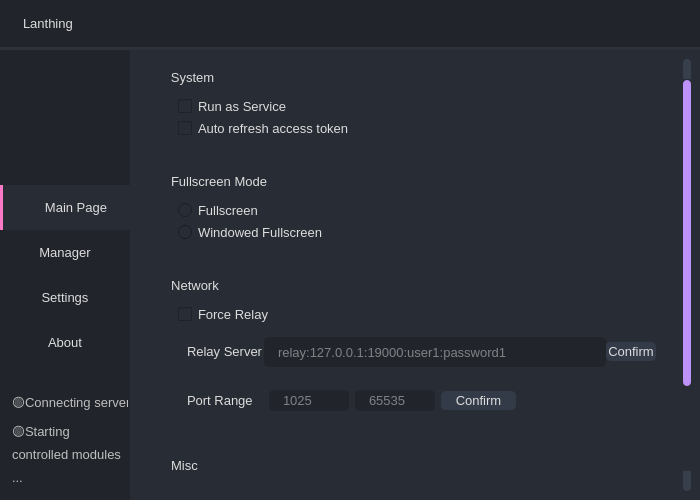
Old version of the form app/src/views/mainwindow/mainwindow.ui in the repository pjlt/lanthing-pc.
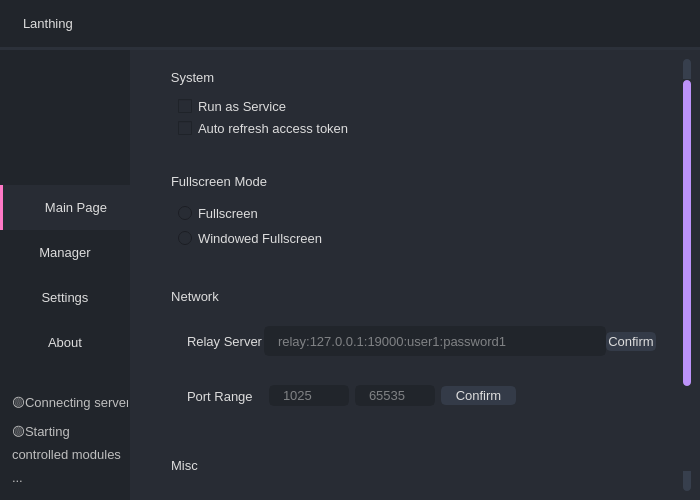
New version of the form. The open tabs and pages were chosen to show the change. Icons and pictures are not drawn.

Commit message: Delete force relay

The edit to the form file:
```diff
--- a/app/src/views/mainwindow/mainwindow.ui
+++ b/app/src/views/mainwindow/mainwindow.ui
@@ -1613,8 +1613,8 @@
                     <property name="geometry">
                      <rect>
                       <x>0</x>
-                      <y>0</y>
-                      <width>469</width>
+                      <y>-37</y>
+                      <width>527</width>
                       <height>550</height>
                      </rect>
                     </property>
@@ -1698,13 +1698,6 @@
                         <property name="bottomMargin">
                          <number>30</number>
                         </property>
-                        <item>
-                         <widget class="QCheckBox" name="checkboxForceRelay">
-                          <property name="text">
-                           <string>Force Relay</string>
-                          </property>
-                         </widget>
-                        </item>
                         <item>
                          <widget class="QFrame" name="setRowRelay">
                           <property name="frameShape">
```
The commit also changes 9 other files.
